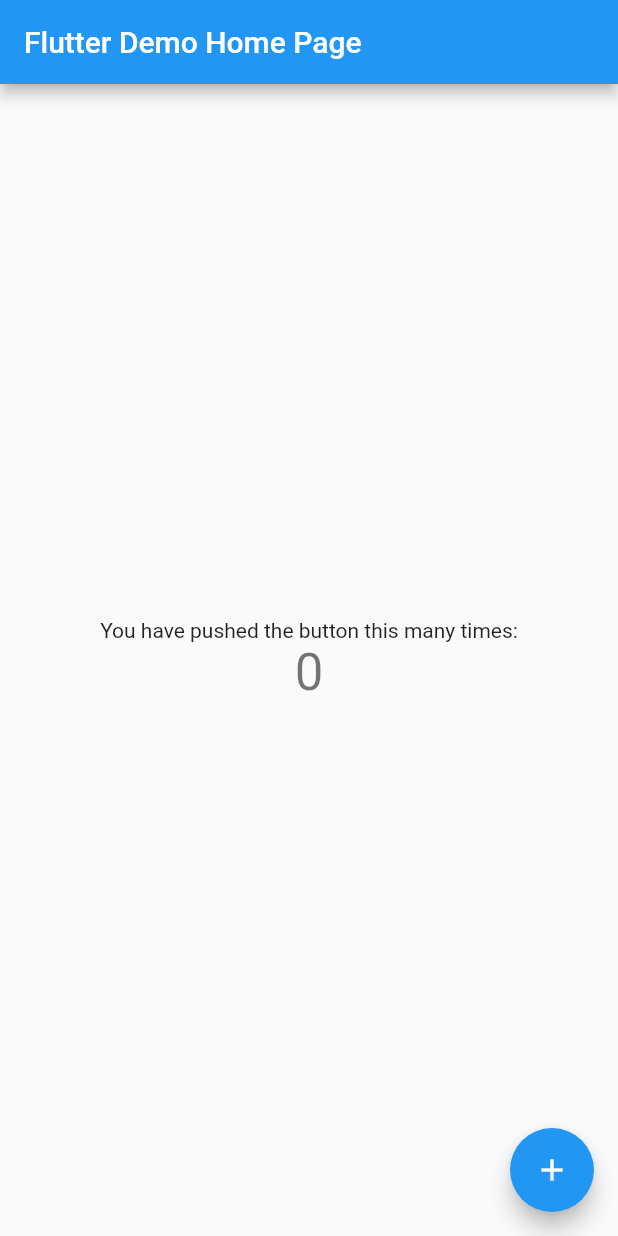
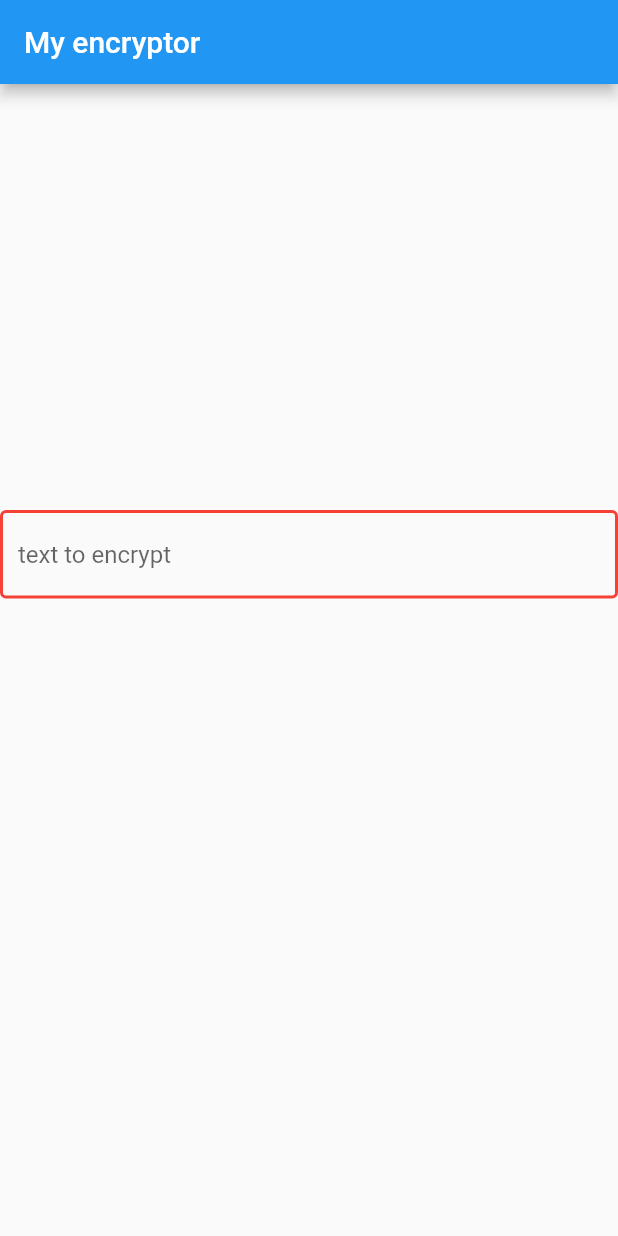
Before and after one commit to jersy96/my_encryptor, a Flutter app: the screen it shows after launch, on a phone screen of 412 x 824 dp. Run offline on Flutter 3.47's test engine with Material 2 defaults, Android fonts, the phone set to English and light mode, and no system bars.

Commit message:
Add the input to write the text to encrypt

```diff
--- a/lib/main.dart
+++ b/lib/main.dart
@@ -1,47 +1,31 @@
 import 'package:flutter/material.dart';
 
 void main() {
-  runApp(MyApp());
+  runApp(MyApp(
+    appName: 'My encryptor',
+  ));
 }
 
 class MyApp extends StatelessWidget {
-  // This widget is the root of your application.
+  final String appName;
+
+  MyApp({Key key, this.appName}) : super(key: key);
+
   @override
   Widget build(BuildContext context) {
     return MaterialApp(
       title: 'Flutter Demo',
       theme: ThemeData(
-        // This is the theme of your application.
-        //
-        // Try running your application with "flutter run". You'll see the
-        // application has a blue toolbar. Then, without quitting the app, try
-        // changing the primarySwatch below to Colors.green and then invoke
-        // "hot reload" (press "r" in the console where you ran "flutter run",
-        // or simply save your changes to "hot reload" in a Flutter IDE).
-        // Notice that the counter didn't reset back to zero; the application
-        // is not restarted.
         primarySwatch: Colors.blue,
-        // This makes the visual density adapt to the platform that you run
-        // the app on. For desktop platforms, the controls will be smaller and
-        // closer together (more dense) than on mobile platforms.
         visualDensity: VisualDensity.adaptivePlatformDensity,
       ),
-      home: MyHomePage(title: 'Flutter Demo Home Page'),
+      home: MyHomePage(title: appName),
     );
   }
 }
 
 class MyHomePage extends StatefulWidget {
   MyHomePage({Key key, this.title}) : super(key: key);
-
-  // This widget is the home page of your application. It is stateful, meaning
-  // that it has a State object (defined below) that contains fields that affect
-  // how it looks.
-
-  // This class is the configuration for the state. It holds the values (in this
-  // case the title) provided by the parent (in this case the App widget) and
-  // used by the build method of the State. Fields in a Widget subclass are
-  // always marked "final".
 
   final String title;
 
@@ -50,68 +34,84 @@
 }
 
 class _MyHomePageState extends State<MyHomePage> {
-  int _counter = 0;
+  String _encryptedText = '';
+  String _alphabet = '\\ \'/,.-<>?"+*[]{}qwertyuiopasdfghjklñzxcvbnm';
 
-  void _incrementCounter() {
+  @override
+  Widget build(BuildContext context) {
+    return Scaffold(
+      appBar: AppBar(
+        title: Text(widget.title),
+      ),
+      body: Center(
+        child: Column(
+          mainAxisAlignment: MainAxisAlignment.center,
+          children: <Widget>[
+            _getTextToEncryptField(),
+            _getEncryptedTextWidget()
+          ],
+        ),
+      ),
+    );
+  }
+
+  // Widgets
+  Widget _getTextToEncryptField() {
+    return SizedBox(
+      width: 500.0,
+      height: 100.0,
+      child: TextField(
+          decoration: InputDecoration(
+            focusedBorder: OutlineInputBorder(
+              borderSide: BorderSide(color: Colors.greenAccent, width: 2.0),
+            ),
+            enabledBorder: OutlineInputBorder(
+              borderSide: BorderSide(color: Colors.red, width: 2.0),
+            ),
+            hintText: 'text to encrypt',
+          ),
+          onChanged: _onTextToEncryptChanged),
+    );
+  }
+
+  Widget _getEncryptedTextWidget() {
+    return SizedBox(width: 500.0, height: 100.0, child: Text(_encryptedText));
+  }
+
+  // Level 1
+  void _onTextToEncryptChanged(text) {
     setState(() {
-      // This call to setState tells the Flutter framework that something has
-      // changed in this State, which causes it to rerun the build method below
-      // so that the display can reflect the updated values. If we changed
-      // _counter without calling setState(), then the build method would not be
-      // called again, and so nothing would appear to happen.
-      _counter++;
+      _encryptedText = _encrypt(text);
     });
   }
 
-  @override
-  Widget build(BuildContext context) {
-    // This method is rerun every time setState is called, for instance as done
-    // by the _incrementCounter method above.
-    //
-    // The Flutter framework has been optimized to make rerunning build methods
-    // fast, so that you can just rebuild anything that needs updating rather
-    // than having to individually change instances of widgets.
-    return Scaffold(
-      appBar: AppBar(
-        // Here we take the value from the MyHomePage object that was created by
-        // the App.build method, and use it to set our appbar title.
-        title: Text(widget.title),
-      ),
-      body: Center(
-        // Center is a layout widget. It takes a single child and positions it
-        // in the middle of the parent.
-        child: Column(
-          // Column is also a layout widget. It takes a list of children and
-          // arranges them vertically. By default, it sizes itself to fit its
-          // children horizontally, and tries to be as tall as its parent.
-          //
-          // Invoke "debug painting" (press "p" in the console, choose the
-          // "Toggle Debug Paint" action from the Flutter Inspector in Android
-          // Studio, or the "Toggle Debug Paint" command in Visual Studio Code)
-          // to see the wireframe for each widget.
-          //
-          // Column has various properties to control how it sizes itself and
-          // how it positions its children. Here we use mainAxisAlignment to
-          // center the children vertically; the main axis here is the vertical
-          // axis because Columns are vertical (the cross axis would be
-          // horizontal).
-          mainAxisAlignment: MainAxisAlignment.center,
-          children: <Widget>[
-            Text(
-              'You have pushed the button this many times:',
-            ),
-            Text(
-              '$_counter',
-              style: Theme.of(context).textTheme.headline4,
-            ),
-          ],
-        ),
-      ),
-      floatingActionButton: FloatingActionButton(
-        onPressed: _incrementCounter,
-        tooltip: 'Increment',
-        child: Icon(Icons.add),
-      ), // This trailing comma makes auto-formatting nicer for build methods.
-    );
+  // Level 2
+  String _encrypt(String text) {
+    return _encryptWithCesar(_alphabet, text, 3);
+  }
+
+  // Level 3
+  String _encryptWithCesar(String alphabet, String text, int increment) {
+    String encryptedText = '';
+    bool invalidCharFound = false;
+    _iterateString(text, (String char) {
+      int index = _alphabet.indexOf(char);
+      if (index < 0) invalidCharFound = true;
+      int newIndex = (index + increment) % alphabet.length;
+      if (!invalidCharFound) {
+        encryptedText += alphabet[newIndex];
+      }
+    });
+    return invalidCharFound ? '' : encryptedText;
+  }
+
+  // Level 4
+  void _iterateString(String str, Function callback) {
+    List<int> stringIndexList =
+        new List<int>.generate(str.length, (int index) => index);
+    stringIndexList.forEach((index) {
+      var char = str[index];
+      callback(char);
+    });
   }
 }
```
